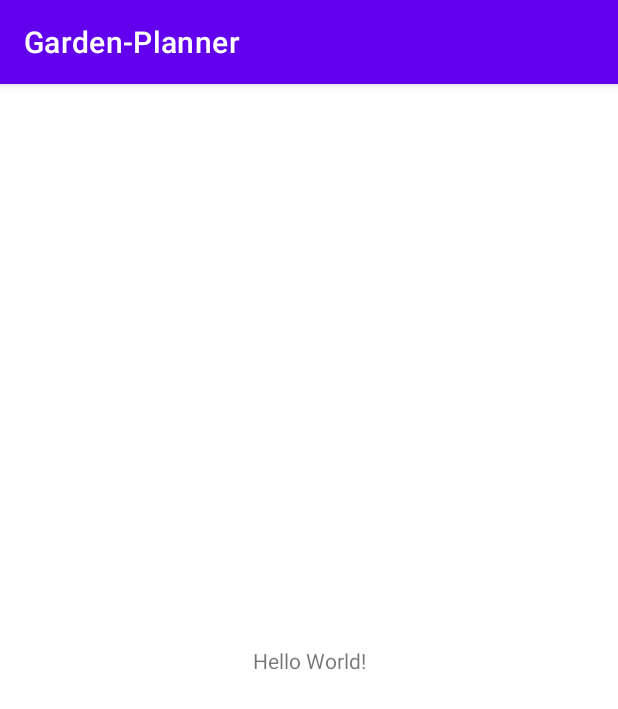
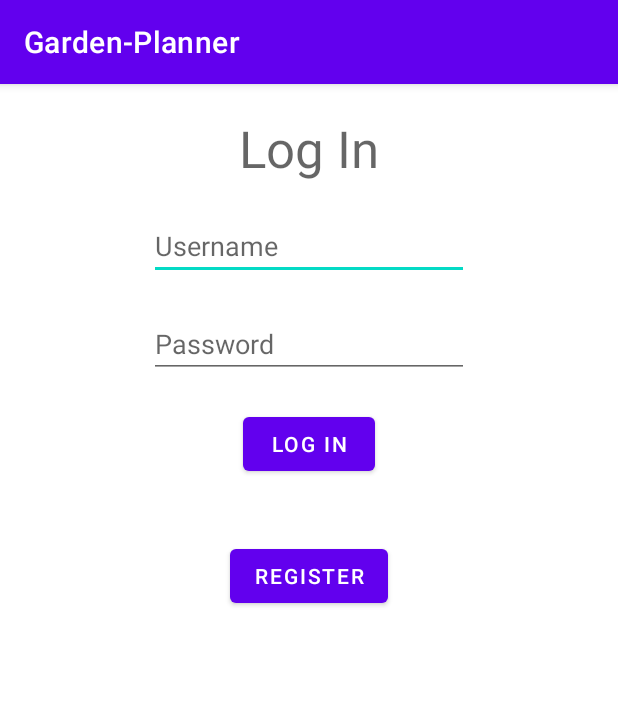
Before and after one commit to SMMotteler/Garden-Planner, an Android app: the screen it shows after launch (MainActivity before the commit, LoginActivity after it), on a phone screen of 412 x 824 dp. Shown: the top 709 px of the screen. Run offline under Robolectric (Android 15) with nearby library versions, the phone set to English and light mode, and no system bars; libraries missing offline, so code that uses them is left out: com.parse; 2 statements that could not run were skipped.

Commit message:
added login and registration functionality

```diff
--- a/app/build.gradle
+++ b/app/build.gradle
@@ -28,6 +28,7 @@ android {
 }
 
 dependencies {
+    implementation "com.github.parse-community.Parse-SDK-Android:parse:1.18.5"
 
     implementation 'androidx.appcompat:appcompat:1.4.2'
     implementation 'com.google.android.material:material:1.6.1'
--- /dev/null
+++ b/app/src/main/java/com/example/garden_planner/LoginActivity.java
@@ -0,0 +1,65 @@
+package com.example.garden_planner;
+
+import androidx.appcompat.app.AppCompatActivity;
+
+import android.content.Intent;
+import android.os.Bundle;
+import android.util.Log;
+import android.view.View;
+import android.widget.Button;
+import android.widget.EditText;
+import android.widget.ImageView;
+import android.widget.TextView;
+
+import com.parse.ParseUser;
+
+public class LoginActivity extends AppCompatActivity {
+
+    private static final String TAG = "LoginActivity";
+    EditText etUsername;
+    EditText etPassword;
+    Button btLogin;
+    Button btRegister;
+    TextView tvLogin;
+
+    @Override
+    protected void onCreate(Bundle savedInstanceState) {
+        super.onCreate(savedInstanceState);
+        setContentView(R.layout.activity_login);
+
+        if (ParseUser.getCurrentUser() != null){
+            GardenMethodHelper.goMainActivity(LoginActivity.this);
+        }
+
+        // find the views and reference them here
+        etUsername = findViewById(R.id.etUsername);
+        etPassword = findViewById(R.id.etPassword);
+        btLogin = findViewById(R.id.btLogin);
+        btRegister = findViewById(R.id.btRegister);
+        tvLogin = findViewById(R.id.tvLogin);
+
+
+        btLogin.setOnClickListener(new View.OnClickListener() {
+            @Override
+            public void onClick(View v) {
+                Log.i(TAG, "onClick login button");
+                String username = etUsername.getText().toString();
+                String password = etPassword.getText().toString();
+                GardenMethodHelper.loginUser(username, password, LoginActivity.this);
+            }
+        });
+        btRegister.setOnClickListener(new View.OnClickListener() {
+            @Override
+            public void onClick(View v) {
+                Log.i(TAG, "onClick register button");
+                goRegister();
+            }
+        });
+    }
+
+    private void goRegister() {
+        Intent i = new Intent(this, RegisterActivity.class);
+        startActivity(i);
+        finish();
+    }
+}
--- /dev/null
+++ b/app/src/main/java/com/example/garden_planner/ParseApplication.java
@@ -0,0 +1,27 @@
+package com.example.garden_planner;
+
+import com.parse.Parse;
+import com.parse.ParseObject;
+
+import android.app.Application;
+
+public class ParseApplication extends Application {
+
+    // Initializes Parse SDK as soon as the application is created
+    @Override
+    public void onCreate() {
+        super.onCreate();
+
+        // Register your parse models
+        // ParseObject.registerSubclass(User.class);
+        // ParseObject.registerSubclass(Post.class);
+        // ParseObject.registerSubclass(Comment.class);
+
+        Parse.initialize(new Parse.Configuration.Builder(this)
+                .applicationId("RTH8Hw1oEOxBaGszQpER4K4kqxewblDq6OTy6Ocr")
+                .clientKey("wdwY2fEjRj1NB1IQWU7QCa70L5jweNkkoKeLCn6I")
+                .server("https://parseapi.back4app.com")
+                .build()
+        );
+    }
+}
--- /dev/null
+++ b/app/src/main/res/layout/activity_login.xml
@@ -0,0 +1,63 @@
+<?xml version="1.0" encoding="utf-8"?>
+<androidx.constraintlayout.widget.ConstraintLayout xmlns:android="http://schemas.android.com/apk/res/android"
+    xmlns:app="http://schemas.android.com/apk/res-auto"
+    xmlns:tools="http://schemas.android.com/tools"
+    android:layout_width="match_parent"
+    android:layout_height="match_parent"
+    tools:context=".LoginActivity">
+
+    <EditText
+        android:id="@+id/etUsername"
+        android:layout_width="wrap_content"
+        android:layout_height="wrap_content"
+        android:layout_marginTop="20dp"
+        android:ems="10"
+        android:hint="Username"
+        android:inputType="textPersonName"
+        app:layout_constraintEnd_toEndOf="parent"
+        app:layout_constraintStart_toStartOf="parent"
+        app:layout_constraintTop_toBottomOf="@+id/tvLogin" />
+
+    <EditText
+        android:id="@+id/etPassword"
+        android:layout_width="wrap_content"
+        android:layout_height="wrap_content"
+        android:layout_marginTop="20dp"
+        android:ems="10"
+        android:hint="Password"
+        android:inputType="textPassword"
+        app:layout_constraintEnd_toEndOf="parent"
+        app:layout_constraintStart_toStartOf="parent"
+        app:layout_constraintTop_toBottomOf="@+id/etUsername" />
+
+    <TextView
+        android:id="@+id/tvLogin"
+        android:layout_width="wrap_content"
+        android:layout_height="wrap_content"
+        android:layout_marginTop="20dp"
+        android:text="Log In"
+        android:textAppearance="@style/TextAppearance.AppCompat.Display1"
+        app:layout_constraintEnd_toEndOf="parent"
+        app:layout_constraintStart_toStartOf="parent"
+        app:layout_constraintTop_toTopOf="parent" />
+
+    <Button
+        android:id="@+id/btLogin"
+        android:layout_width="wrap_content"
+        android:layout_height="wrap_content"
+        android:layout_marginTop="20dp"
+        android:text="Log In"
+        app:layout_constraintEnd_toEndOf="parent"
+        app:layout_constraintStart_toStartOf="parent"
+        app:layout_constraintTop_toBottomOf="@+id/etPassword" />
+
+    <Button
+        android:id="@+id/btRegister"
+        android:layout_width="wrap_content"
+        android:layout_height="wrap_content"
+        android:layout_marginTop="40dp"
+        android:text="Register"
+        app:layout_constraintEnd_toEndOf="parent"
+        app:layout_constraintStart_toStartOf="parent"
+        app:layout_constraintTop_toBottomOf="@+id/btLogin" />
+</androidx.constraintlayout.widget.ConstraintLayout>
--- a/app/src/main/res/layout/activity_main.xml
+++ b/app/src/main/res/layout/activity_main.xml
@@ -6,10 +6,11 @@
     android:layout_height="match_parent"
     tools:context=".MainActivity">
 
-    <TextView
+    <Button
+        android:id="@+id/btLogout"
         android:layout_width="wrap_content"
         android:layout_height="wrap_content"
-        android:text="Hello World!"
+        android:text="Log Out"
         app:layout_constraintBottom_toBottomOf="parent"
         app:layout_constraintEnd_toEndOf="parent"
         app:layout_constraintStart_toStartOf="parent"
--- a/gradle.properties
+++ b/gradle.properties
@@ -15,6 +15,7 @@ org.gradle.jvmargs=-Xmx2048m -Dfile.encoding=UTF-8
 # Android operating system, and which are packaged with your app"s APK
 # https://developer.android.com/topic/libraries/support-library/androidx-rn
 android.useAndroidX=true
+android.enableJetifier=true
 # Enables namespacing of each library's R class so that its R class includes only the
 # resources declared in the library itself and none from the library's dependencies,
 # thereby reducing the size of the R class for that library
--- a/settings.gradle
+++ b/settings.gradle
@@ -10,6 +10,8 @@ dependencyResolutionManagement {
     repositories {
         google()
         mavenCentral()
+        maven { url 'https://jitpack.io' }
+
     }
 }
 rootProject.name = "Garden-Planner"
```
Also changed, not shown: app/src/main/AndroidManifest.xml (+11 -2 lines), app/src/main/java/com/example/garden_planner/GardenMethodHelper.java (added, +33 -0 lines), app/src/main/java/com/example/garden_planner/MainActivity.java (+38 -0 lines), app/src/main/java/com/example/garden_planner/RegisterActivity.java (added, +92 -0 lines), app/src/main/res/layout/activity_register.xml (added, +123 -0 lines), app/src/main/res/drawable-v24/main_logo.png (added).
